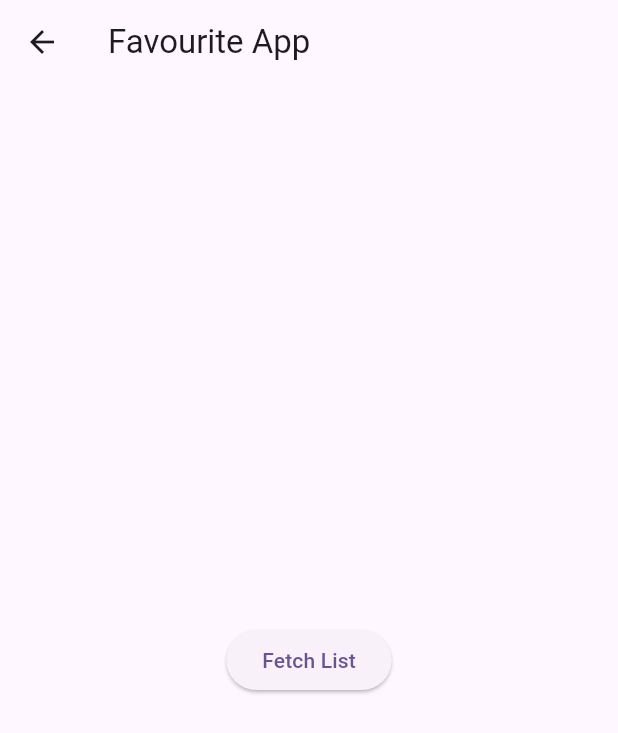
After one commit to premsingh01/bloc, a Flutter app: the screen it shows after launch, after a tap on "Favourite App", on a phone screen of 412 x 824 dp. The commit adds this screen. Shown: the top 733 px of the screen. Run offline on Flutter 3.47's test engine with Material 3 defaults, Android fonts, the light colour scheme and no system bars; our stand-ins replace bloc, equatable, flutter_bloc, image_picker.

Commit message:
added favourite app example

```diff
--- /dev/null
+++ b/lib/bloc/favourite_app/favourite_app_bloc.dart
@@ -0,0 +1,39 @@
+import 'package:bloc_study/bloc/favourite_app/favourite_app_event.dart';
+import 'package:bloc_study/bloc/favourite_app/favourite_app_state.dart';
+import 'package:bloc_study/model/favourite_app/favourite_item_model.dart';
+import 'package:bloc_study/repository/favourite_app_repository.dart';
+import 'package:flutter_bloc/flutter_bloc.dart';
+
+class FavouriteAppBloc extends Bloc<FavouriteAppEvent, FavouriteAppState> {
+  List<FavouriteItemModel> favouriteList = [];
+  FavouriteAppRepository favouriteAppRepository;
+
+  FavouriteAppBloc(this.favouriteAppRepository)
+    : super(const FavouriteAppState()) {
+    on<FetchFavouriteList>(_fetchFavouriteList);
+    on<FavouriteItem>(_favouriteItem);
+  }
+
+  _fetchFavouriteList(
+    FetchFavouriteList event,
+    Emitter<FavouriteAppState> emit,
+  ) async {
+    favouriteList = await favouriteAppRepository.fetchItems();
+    emit(state.copyWith(listStatus: ListStatus.loading));
+    await Future.delayed(Duration(seconds: 2));
+    emit(
+      state.copyWith(
+        favouriteItemList: List.from(favouriteList),
+        listStatus: ListStatus.completed,
+      ),
+    );
+  }
+
+  _favouriteItem(FavouriteItem event, Emitter<FavouriteAppState> emit) {
+    int index = favouriteList.indexWhere(
+      (element) => element.id == event.item.id,
+    );
+    favouriteList[index] = event.item;
+    emit(state.copyWith(favouriteItemList: List.from(favouriteList)));
+  }
+}
--- /dev/null
+++ b/lib/bloc/favourite_app/favourite_app_event.dart
@@ -0,0 +1,17 @@
+import 'package:bloc_study/model/favourite_app/favourite_item_model.dart';
+import 'package:equatable/equatable.dart';
+
+sealed class FavouriteAppEvent extends Equatable {
+  const FavouriteAppEvent();
+
+  @override
+  List<Object?> get props => [];
+}
+
+class FetchFavouriteList extends FavouriteAppEvent {}
+
+class FavouriteItem extends FavouriteAppEvent {
+  final FavouriteItemModel item;
+  const FavouriteItem({required this.item});
+
+}
--- /dev/null
+++ b/lib/bloc/favourite_app/favourite_app_state.dart
@@ -0,0 +1,23 @@
+import 'package:bloc_study/model/favourite_app/favourite_item_model.dart';
+import 'package:equatable/equatable.dart';
+
+enum ListStatus { init, loading, completed, error }
+
+class FavouriteAppState extends Equatable {
+  final List<FavouriteItemModel> favouriteItemList;
+  final ListStatus listStatus;
+  const FavouriteAppState({
+    this.favouriteItemList = const [],
+    this.listStatus = ListStatus.init,
+    });
+
+  FavouriteAppState copyWith({List<FavouriteItemModel>? favouriteItemList, ListStatus? listStatus}) {
+    return FavouriteAppState(
+      favouriteItemList: favouriteItemList ?? this.favouriteItemList,
+      listStatus: listStatus ?? this.listStatus
+    );
+  }
+
+  @override
+  List<Object?> get props => [favouriteItemList, listStatus];
+}
--- a/lib/main.dart
+++ b/lib/main.dart
@@ -1,5 +1,4 @@
 import 'package:bloc_study/bloc/counter/counter_bloc.dart';
-import 'package:bloc_study/bloc/image_picker/image_picker_bloc.dart';
 import 'package:bloc_study/bloc/switch/switch_bloc.dart';
 import 'package:bloc_study/ui/dashboard.dart';
 import 'package:flutter/material.dart';
--- /dev/null
+++ b/lib/model/favourite_app/favourite_item_model.dart
@@ -0,0 +1,17 @@
+import 'package:equatable/equatable.dart';
+
+class FavouriteItemModel extends Equatable {
+  final String id;
+  final String value;
+  final bool isDeleted;
+  final bool isFavourite;
+  const FavouriteItemModel({
+    required this.id,
+    required this.value,
+    this.isDeleted = false,
+    this.isFavourite = false,
+  });
+
+  @override
+  List<Object?> get props => [id, value, isDeleted, isFavourite];
+}
--- /dev/null
+++ b/lib/repository/favourite_app_repository.dart
@@ -0,0 +1,14 @@
+import 'package:bloc_study/model/favourite_app/favourite_item_model.dart';
+
+class FavouriteAppRepository {
+  Future<List<FavouriteItemModel>> fetchItems() async {
+    return _generateItemList(length: 10);
+  }
+
+  List<FavouriteItemModel> _generateItemList({required int length}) {
+    return List.generate(
+      length,
+      (index) => FavouriteItemModel(id: "$index", value: 'Item $index'),
+    );
+  }
+}
--- a/lib/ui/dashboard.dart
+++ b/lib/ui/dashboard.dart
@@ -1,4 +1,5 @@
 import 'package:bloc_study/ui/counter/counter_screen.dart';
+import 'package:bloc_study/ui/favourite_app/favourite_app_screen.dart';
 import 'package:bloc_study/ui/image_picker/image_picker_screen.dart';
 import 'package:bloc_study/ui/switch/switch_screen.dart';
 import 'package:bloc_study/ui/to_do/to_do_screen.dart';
@@ -47,7 +48,16 @@ class Dashboard extends StatelessWidget {
                   context,
                 ).push(MaterialPageRoute(builder: (_) => ToDoScreen()));
               },
-              child: const Text("To Do App"),
+              child: const Text("Todo App"),
+            ),
+            const SizedBox(height: 16),
+            ElevatedButton(
+              onPressed: () {
+                Navigator.of(
+                  context,
+                ).push(MaterialPageRoute(builder: (_) => FavouriteAppScreen()));
+              },
+              child: const Text("Favourite App"),
             ),
             const SizedBox(height: 16),
           ],
--- /dev/null
+++ b/lib/ui/favourite_app/favourite_app_screen.dart
@@ -0,0 +1,81 @@
+import "package:bloc_study/bloc/favourite_app/favourite_app_bloc.dart";
+import "package:bloc_study/bloc/favourite_app/favourite_app_event.dart";
+import "package:bloc_study/bloc/favourite_app/favourite_app_state.dart";
+import "package:bloc_study/model/favourite_app/favourite_item_model.dart";
+import "package:bloc_study/repository/favourite_app_repository.dart";
+import "package:flutter/material.dart";
+import "package:flutter_bloc/flutter_bloc.dart";
+
+class FavouriteAppScreen extends StatefulWidget {
+  const FavouriteAppScreen({super.key});
+
+  @override
+  State<FavouriteAppScreen> createState() => _FavouriteAppScreenState();
+}
+
+class _FavouriteAppScreenState extends State<FavouriteAppScreen> {
+  @override
+  void initState() {
+    // context.read<FavouriteAppBloc>().add(FetchFavouriteList());
+    super.initState();
+  }
+
+  @override
+  Widget build(BuildContext context) {
+    return BlocProvider(
+      create: (_) => FavouriteAppBloc(FavouriteAppRepository()),
+      child: Scaffold(
+        appBar: AppBar(title: const Text("Favourite App")),
+        body: SafeArea (
+          child: BlocBuilder<FavouriteAppBloc, FavouriteAppState>(
+            builder: (context, state) {
+              switch (state.listStatus) {
+                case ListStatus.init:
+                  return Center(
+                    child: ElevatedButton(
+                      onPressed: () {
+                        context.read<FavouriteAppBloc>().add(
+                          FetchFavouriteList(),
+                        );
+                      },
+                      child: const Text("Fetch List"),
+                    ),
+                  );
+                case ListStatus.loading:
+                  return Center(child: CircularProgressIndicator());
+                case ListStatus.completed:
+                  return ListView.separated(
+                    separatorBuilder: (context, index) => const SizedBox(height: 20,),
+                    itemCount: state.favouriteItemList.length,
+                    itemBuilder: (context, index) {
+                      final item = state.favouriteItemList[index];
+                      return Padding(
+                        padding: const EdgeInsets.symmetric(horizontal: 15),
+                        child: ListTile(
+                          title: Text(item.value),
+                          trailing: IconButton(
+                            onPressed: () {
+                              context.read<FavouriteAppBloc>().add(FavouriteItem(item: FavouriteItemModel(id: item.id, value: item.value, isFavourite: !item.isFavourite)));
+                            },
+                            icon: item.isFavourite ? Icon(Icons.favorite) : Icon(Icons.favorite_outline),
+                          ),
+                          shape: RoundedRectangleBorder(
+                            side: BorderSide(
+                              color: Colors.red,
+                            ),
+                            borderRadius: BorderRadius.circular(13)
+                          )  ,
+                        ),
+                      );
+                    },
+                  );
+                case ListStatus.error:
+                  return const Text("Error");
+              }
+            },
+          ),
+        ),
+      ),
+    );
+  }
+}
--- a/lib/ui/to_do/to_do_screen.dart
+++ b/lib/ui/to_do/to_do_screen.dart
@@ -10,11 +10,11 @@ class ToDoScreen extends StatelessWidget {
   @override
   Widget build(BuildContext context) {
     return BlocProvider(
-      create: (context) => ToDoBloc(),
+      create: (_) => ToDoBloc(),
       child: Builder(
         builder: (context) {
           return Scaffold(
-            appBar: AppBar(title: const Text("TO Do App")),
+            appBar: AppBar(title: const Text("Todo App")),
             body: BlocBuilder<ToDoBloc, ToDoState>(
               builder: (context, state) {
                 if (state.toDoList.isEmpty) {
```
Also changed, not shown: 1 other file.
